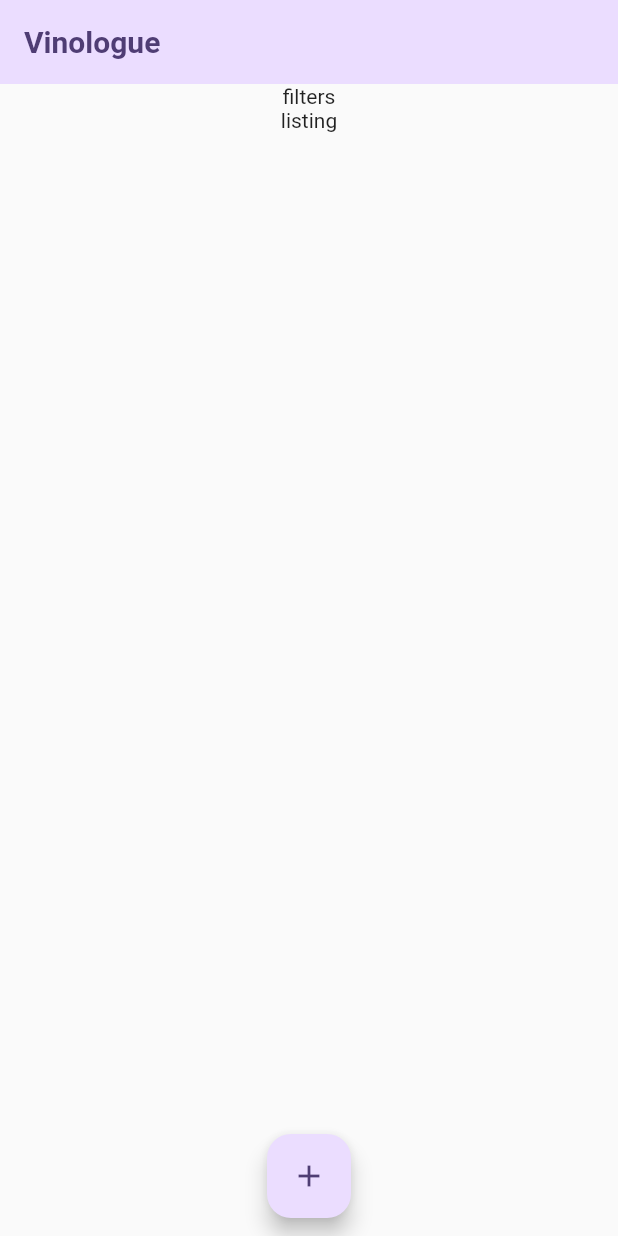
After one commit to chuckchoiboi/vinologue, a Flutter app: the screen it shows after launch, on a phone screen of 412 x 824 dp. The commit adds this screen. Run offline on Flutter 3.47's test engine with Material 2 defaults, Android fonts, the phone set to English and light mode, and no system bars.

Commit message:
initialize folder structure and add Listing Screen

```diff
--- a/lib/main.dart
+++ b/lib/main.dart
@@ -1,4 +1,5 @@
 import 'package:flutter/material.dart';
+import 'package:vinologue/screens/listing_screen.dart';
 
 var kColorScheme = ColorScheme.fromSeed(seedColor: Colors.deepPurple);
 
@@ -6,9 +7,14 @@
   runApp(const MyApp());
 }
 
-class MyApp extends StatelessWidget {
+class MyApp extends StatefulWidget {
   const MyApp({super.key});
 
+  @override
+  State<MyApp> createState() => _MyAppState();
+}
+
+class _MyAppState extends State<MyApp> {
   @override
   Widget build(BuildContext context) {
     return MaterialApp(
@@ -28,27 +34,7 @@
               ),
             ),
       ),
-      home: Scaffold(
-        appBar: AppBar(
-          title: const Text('Vinologue'),
-        ),
-        body: const Center(
-          child: Column(
-            mainAxisAlignment: MainAxisAlignment.start,
-            children: [
-              Text('filters'),
-              Text('listing'),
-            ],
-          ),
-        ),
-        floatingActionButton: FloatingActionButton(
-          onPressed: () {},
-          tooltip: 'Increment',
-          child: const Icon(Icons.add),
-        ),
-        floatingActionButtonLocation:
-            FloatingActionButtonLocation.miniCenterFloat,
-      ),
+      home: const ListingScreen(),
     );
   }
 }
--- /dev/null
+++ b/lib/screens/listing_screen.dart
@@ -0,0 +1,30 @@
+import 'package:flutter/material.dart';
+
+class ListingScreen extends StatelessWidget {
+  const ListingScreen({super.key});
+
+  @override
+  Widget build(context) {
+    return Scaffold(
+      appBar: AppBar(
+        title: const Text('Vinologue'),
+      ),
+      body: const Center(
+        child: Column(
+          mainAxisAlignment: MainAxisAlignment.start,
+          children: [
+            Text('filters'),
+            Text('listing'),
+          ],
+        ),
+      ),
+      floatingActionButton: FloatingActionButton(
+        onPressed: () {},
+        tooltip: 'Increment',
+        child: const Icon(Icons.add),
+      ),
+      floatingActionButtonLocation:
+          FloatingActionButtonLocation.miniCenterFloat,
+    );
+  }
+}
```
